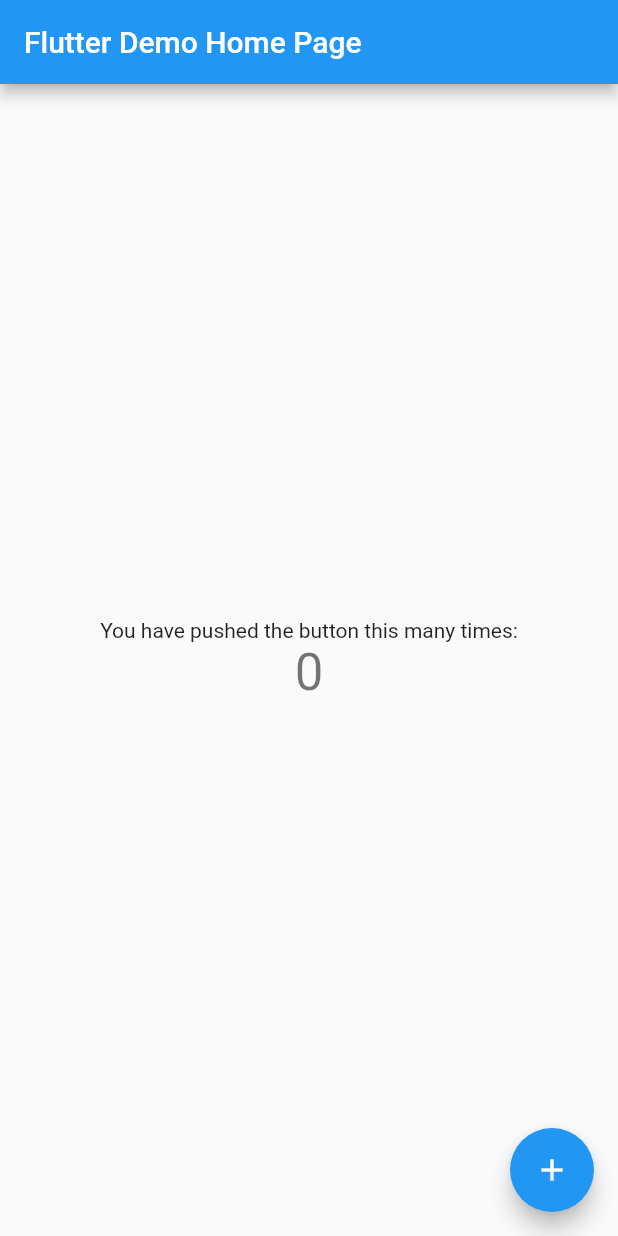
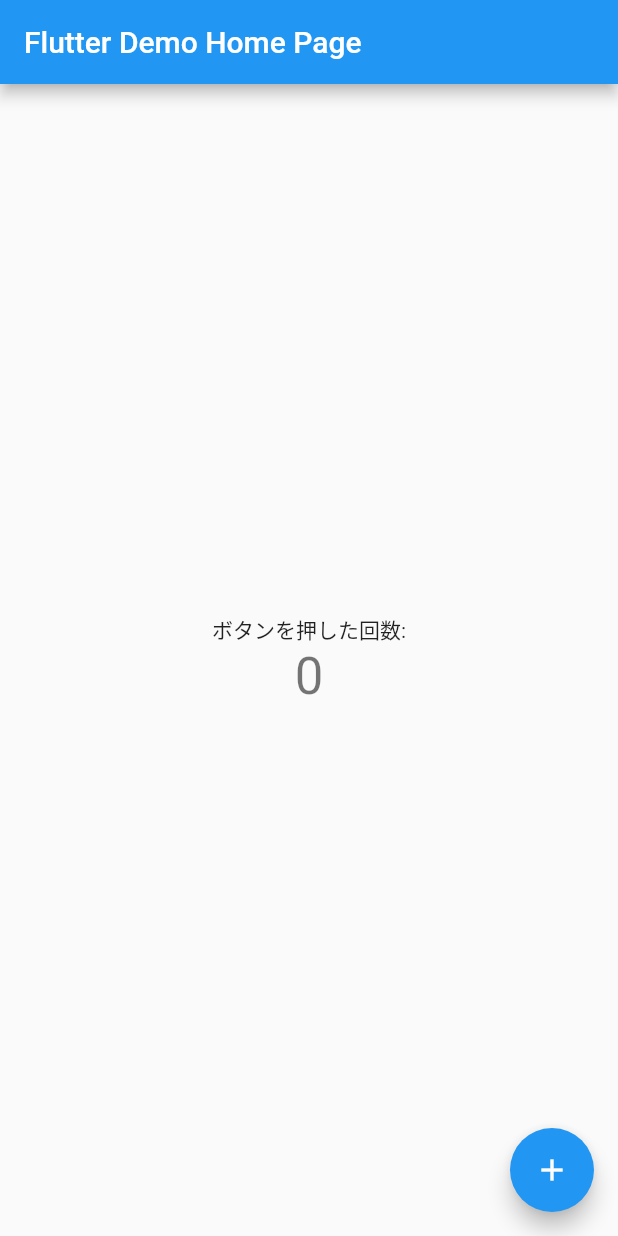
Before and after one commit to dieKn/strengthFinderApp, a Flutter app: the screen it shows after launch, on a phone screen of 412 x 824 dp. Run offline on Flutter 3.47's test engine with Material 2 defaults, Android fonts, the phone set to English and light mode, and no system bars.

Commit message:
package create

```diff
--- a/app/lib/main.dart
+++ b/app/lib/main.dart
@@ -98,7 +98,7 @@ class _MyHomePageState extends State<MyHomePage> {
           mainAxisAlignment: MainAxisAlignment.center,
           children: <Widget>[
             Text(
-              'You have pushed the button this many times:',
+              'ボタンを押した回数:',
             ),
             Text(
               '$_counter',
```
